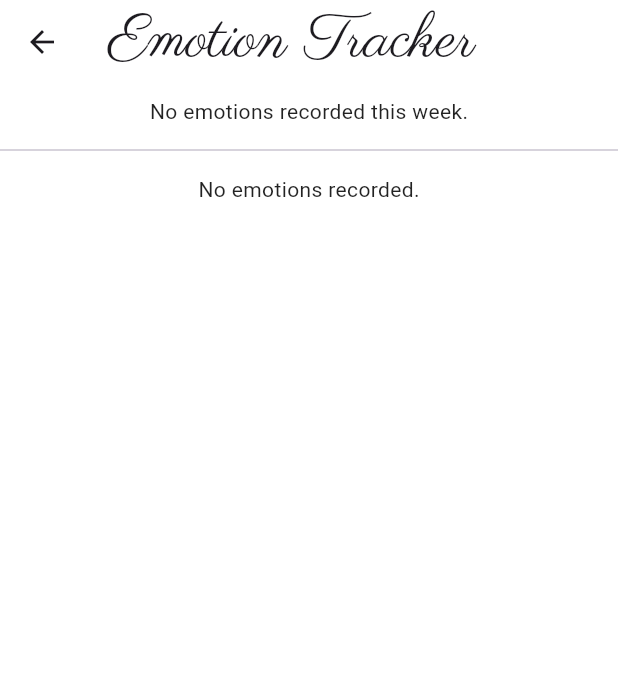
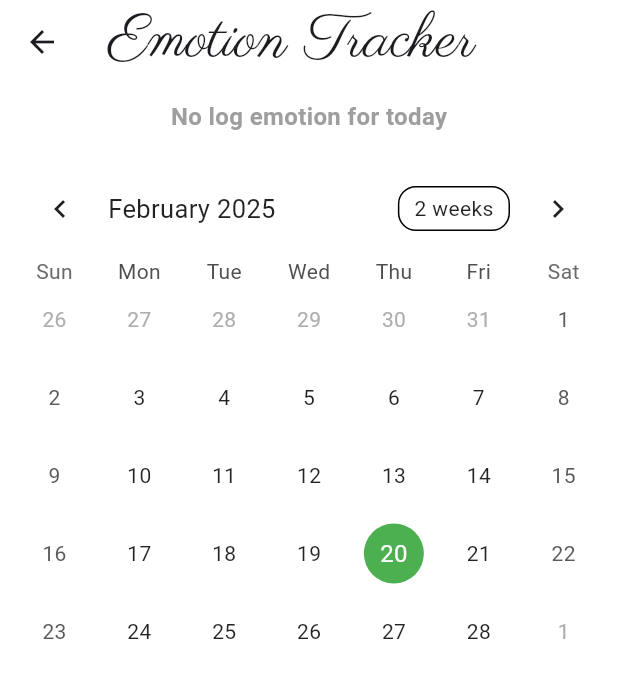
Before and after one commit to ArleneDacs/InnerU, a Flutter app: the EmotionTrackerPage screen opened by its route, on a phone screen of 412 x 824 dp. Shown: the top 678 px of the screen. Run offline on Flutter 3.47's test engine with Material 3 defaults, Android fonts, the phone set to English and light mode, and no system bars; drawn by our look-alikes of table_calendar; our stand-ins replace audioplayers, cloud_firestore, curved_navigation_bar, firebase_auth, firebase_core, google_fonts and 7 more; accounts and stored records are empty; Roboto replaces fonts that are missing (Puritan).

Commit message:
emotion tracker

```diff
--- a/lib/src/features/authentication/screen/dashboard/emotion_tracker.dart
+++ b/lib/src/features/authentication/screen/dashboard/emotion_tracker.dart
@@ -1,7 +1,7 @@
 import 'package:flutter/material.dart';
 import 'package:cloud_firestore/cloud_firestore.dart';
 import 'package:firebase_auth/firebase_auth.dart';
-import 'package:fl_chart/fl_chart.dart';
+import 'package:table_calendar/table_calendar.dart';
 
 class EmotionTrackerPage extends StatefulWidget {
   @override
@@ -11,43 +11,109 @@ class EmotionTrackerPage extends StatefulWidget {
 class _EmotionTrackerPageState extends State<EmotionTrackerPage> {
   final FirebaseAuth _auth = FirebaseAuth.instance;
   final FirebaseFirestore _firestore = FirebaseFirestore.instance;
+  Map<DateTime, String> _emotionsByDay = {};
+  String? _todayEmotion;
 
-  // Query for all emotions for the user (no date filtering)
-  Stream<QuerySnapshot> _allEmotionsStream(String uid) {
-    return _firestore
-        .collection('emotions')
-        .where('userId', isEqualTo: uid)
-        .orderBy('date', descending: true)
-        .snapshots();
+  @override
+  void initState() {
+    super.initState();
+    _fetchEmotions();
   }
 
-  // Query for emotions in the past 7 days
-  Stream<QuerySnapshot> _weekEmotionsStream(String uid) {
-    DateTime oneWeekAgo = DateTime.now().subtract(Duration(days: 7));
-    return _firestore
-        .collection('emotions')
-        .where('userId', isEqualTo: uid)
-        .where('date', isGreaterThanOrEqualTo: Timestamp.fromDate(oneWeekAgo))
-        .orderBy('date', descending: true)
-        .snapshots();
+  /// Fetch emotions from Firestore and update calendar
+  void _fetchEmotions() {
+    User? user = _auth.currentUser;
+    if (user == null) {
+      print("❌ User not logged in.");
+      return;
     }
 
-  // Helper function to format date values safely.
-  String _getFormattedDate(dynamic dateValue) {
-    if (dateValue == null) {
-      return 'No date';
-    }
-    if (dateValue is Timestamp) {
-      return dateValue.toDate().toString();
-    }
-    if (dateValue is String) {
-      try {
-        return DateTime.parse(dateValue).toString();
-      } catch (e) {
-        return dateValue;
+    _firestore
+        .collection('emotions')
+        .where('userId', isEqualTo: user.uid)
+        .snapshots()
+        .listen((snapshot) {
+      Map<DateTime, String> emotionsData = {};
+      DateTime today = _normalizeDate(DateTime.now());
+      String? todayEmotion;
+
+      print("🔥 Checking Firestore Data for user: ${user.uid}");
+      print("📆 Today's normalized date: $today");
+
+      for (var doc in snapshot.docs) {
+        var data = doc.data();
+        DateTime normalizedDate = _parseFirestoreDate(data['date']);
+        String emotionType =
+            data['emotion'] != null ? data['emotion'] as String : 'Unknown';
+
+        print(
+            "📅 Firestore Record: ${data['date']} → Normalized: $normalizedDate, Emotion: $emotionType");
+
+        emotionsData[normalizedDate] = emotionType;
+
+        // Check if today's emotion exists
+        if (normalizedDate.isAtSameMomentAs(today)) {
+          todayEmotion = emotionType;
+          print("✅ Found Emotion for Today: $todayEmotion");
         }
       }
-    return dateValue.toString();
+
+      setState(() {
+        _emotionsByDay = emotionsData;
+        _todayEmotion = todayEmotion;
+      });
+
+      print("🔵 Final Today's Emotion: $_todayEmotion");
+      print("📌 All Emotions in Calendar: $_emotionsByDay");
+    });
+  }
+
+  /// Convert Firestore string date to DateTime
+  DateTime _parseFirestoreDate(String dateString) {
+    try {
+      DateTime parsedDate = DateTime.parse(dateString);
+      return DateTime(parsedDate.year, parsedDate.month, parsedDate.day);
+    } catch (e) {
+      print("❌ Error parsing date: $dateString");
+      return DateTime.now();
+    }
+  }
+
+  /// Normalize DateTime to remove time components
+  DateTime _normalizeDate(DateTime date) {
+    return DateTime(date.year, date.month, date.day);
+  }
+
+  /// Get color for emotion type
+  Color _getColorForEmotion(String emotion) {
+    switch (emotion.toLowerCase()) {
+      case 'happy':
+        return Colors.yellow;
+      case 'sad':
+        return Colors.blue;
+      case 'angry':
+        return Colors.red;
+      case 'neutral':
+        return Colors.orange;
+      default:
+        return Colors.grey;
+    }
+  }
+
+  /// Get emoji for emotion type
+  String _getEmojiForEmotion(String emotion) {
+    switch (emotion.toLowerCase()) {
+      case 'happy':
+        return '😊';
+      case 'sad':
+        return '😢';
+      case 'angry':
+        return '😡';
+      case 'neutral':
+        return '😐';
+      default:
+        return '❓';
+    }
   }
 
   @override
@@ -64,177 +130,87 @@ class _EmotionTrackerPageState extends State<EmotionTrackerPage> {
       appBar: AppBar(
         title: Text('Emotion Tracker'),
       ),
-      body: SingleChildScrollView(
-        child: Column(
+      body: Column(
         children: [
-            // Weekly Emotion Chart Section (Line Chart)
+          // Display today's emotion
+          if (_todayEmotion != null) ...[
             Padding(
-              padding: const EdgeInsets.all(8.0),
-              child: StreamBuilder<QuerySnapshot>(
-                stream: _weekEmotionsStream(user.uid),
-                builder: (context, snapshot) {
-                  if (snapshot.connectionState == ConnectionState.waiting) {
-                    return Center(child: CircularProgressIndicator());
-                  } else if (snapshot.hasError) {
-                    return Center(
-                        child: Text(
-                            'Error fetching week emotions: ${snapshot.error}'));
-                  } else if (!snapshot.hasData || snapshot.data!.docs.isEmpty) {
-                    return Center(
-                        child: Text('No emotions recorded this week.'));
-                  }
-                  // Pass the documents to the chart widget
-                  return WeeklyEmotionLineChart(docs: snapshot.data!.docs);
-                },
+              padding: const EdgeInsets.all(10.0),
+              child: Row(
+                mainAxisAlignment: MainAxisAlignment.center,
+                children: [
+                  Text(
+                    "Today's Emotion: ",
+                    style: TextStyle(fontSize: 18, fontWeight: FontWeight.bold),
                   ),
-            ),
-            Divider(),
-            // All Emotions List Section
-            Padding(
-              padding: const EdgeInsets.all(8.0),
-              child: StreamBuilder<QuerySnapshot>(
-                stream: _allEmotionsStream(user.uid),
-                builder: (context, snapshot) {
-                  if (snapshot.connectionState == ConnectionState.waiting) {
-                    return Center(child: CircularProgressIndicator());
-                  } else if (snapshot.hasError) {
-                    return Center(
-                        child:
-                            Text('Error fetching emotions: ${snapshot.error}'));
-                  } else if (!snapshot.hasData || snapshot.data!.docs.isEmpty) {
-                    return Center(child: Text('No emotions recorded.'));
-                  }
-
-                  List<Map<String, dynamic>> emotions = snapshot.data!.docs
-                      .map((doc) => doc.data() as Map<String, dynamic>)
-                      .toList();
-
-                  return ListView.builder(
-                    shrinkWrap: true, // Needed inside SingleChildScrollView
-                    physics:
-                        NeverScrollableScrollPhysics(), // Disable inner scrolling
-                    itemCount: emotions.length,
-                    itemBuilder: (context, index) {
-                      var emotion = emotions[index];
-                      return ListTile(
-                        leading: Icon(Icons.mood),
-                        title: Text(emotion['emotion'] ?? 'Unknown'),
-                        subtitle: Text(
-                          "Date: ${_getFormattedDate(emotion['date'])}",
-                        ),
-                      );
-                    },
-                  );
-                },
-              ),
+                  Text(
+                    _getEmojiForEmotion(_todayEmotion!) + " " + _todayEmotion!,
+                    style: TextStyle(fontSize: 18),
                   ),
                 ],
               ),
             ),
+          ] else ...[
+            Padding(
+              padding: const EdgeInsets.all(10.0),
+              child: Text(
+                "No log emotion for today",
+                style: TextStyle(
+                    fontSize: 16,
+                    fontWeight: FontWeight.bold,
+                    color: Colors.grey),
+              ),
+            ),
+          ],
+
+          // Calendar
+          Expanded(
+            child: Padding(
+              padding: const EdgeInsets.all(8.0),
+              child: TableCalendar(
+                focusedDay: DateTime.now(),
+                firstDay: DateTime.utc(2020, 1, 1),
+                lastDay: DateTime.utc(2030, 12, 31),
+                calendarBuilders: CalendarBuilders(
+                  defaultBuilder: (context, date, _) {
+                    DateTime normalizedDate =
+                        DateTime(date.year, date.month, date.day);
+                    if (_emotionsByDay.containsKey(normalizedDate)) {
+                      String emotion = _emotionsByDay[normalizedDate]!;
+
+                      return Stack(
+                        alignment: Alignment.center,
+                        children: [
+                          Container(
+                            decoration: BoxDecoration(
+                              color: _getColorForEmotion(emotion),
+                              shape: BoxShape.circle,
+                            ),
+                            width: 35,
+                            height: 35,
+                          ),
+                          Text(
+                            _getEmojiForEmotion(emotion),
+                            style: TextStyle(fontSize: 18),
+                          ),
+                        ],
                       );
                     }
-}
-
-/// Widget that builds a line chart for the past week's emotions.
-/// It aggregates emotions by type and plots their counts.
-class WeeklyEmotionLineChart extends StatelessWidget {
-  final List<DocumentSnapshot> docs;
-
-  const WeeklyEmotionLineChart({Key? key, required this.docs})
-      : super(key: key);
-
-  @override
-  Widget build(BuildContext context) {
-    // Aggregate emotion counts
-    Map<String, int> emotionCounts = {};
-    for (var doc in docs) {
-      String emotion = doc['emotion'] ?? 'Unknown';
-      emotionCounts[emotion] = (emotionCounts[emotion] ?? 0) + 1;
-    }
-
-    // Prepare the data for the line chart
-    // Sort the emotions to keep consistent order.
-    List<String> emotionLabels = emotionCounts.keys.toList()..sort();
-    List<FlSpot> spots = [];
-    for (int i = 0; i < emotionLabels.length; i++) {
-      spots.add(
-          FlSpot(i.toDouble(), emotionCounts[emotionLabels[i]]!.toDouble()));
-    }
-
-    return Card(
-      elevation: 4,
-      shape: RoundedRectangleBorder(borderRadius: BorderRadius.circular(12)),
-      child: Container(
-        padding: EdgeInsets.all(16),
-        height: 300,
-        child: Column(
-          children: [
-            Text(
-              "Weekly Emotion Distribution (Line Chart)",
-              style: TextStyle(fontSize: 18, fontWeight: FontWeight.bold),
-            ),
-            SizedBox(height: 16),
-            Expanded(
-              child: LineChart(
-                LineChartData(
-                  minY: 0,
-                  maxY: _findMaxY(spots),
-                  gridData: FlGridData(show: true),
-                  titlesData: FlTitlesData(
-                    bottomTitles: AxisTitles(
-                      sideTitles: SideTitles(
-                        showTitles: true,
-                        getTitlesWidget: (double value, TitleMeta meta) {
-                          int index = value.toInt();
-                          if (index < 0 || index >= emotionLabels.length)
-                            return Container();
-                          return SideTitleWidget(
-                            meta: meta,
-                            child: Text(emotionLabels[index]),
-                          );
+                    return null;
                   },
                 ),
-                    ),
-                    leftTitles: AxisTitles(
-                      sideTitles: SideTitles(showTitles: true),
-                    ),
-                    topTitles: AxisTitles(
-                      sideTitles: SideTitles(showTitles: false),
-                    ),
-                    rightTitles: AxisTitles(
-                      sideTitles: SideTitles(showTitles: false),
+                calendarStyle: CalendarStyle(
+                  markersMaxCount: 0, // Disable default gray markers
+                  todayDecoration: BoxDecoration(
+                    color: Colors.green,
+                    shape: BoxShape.circle,
                   ),
                 ),
-                  borderData: FlBorderData(
-                    show: true,
-                    border: Border.all(color: Colors.black26),
-                  ),
-                  lineBarsData: [
-                    LineChartBarData(
-                      spots: spots,
-                      isCurved: true,
-                      barWidth: 3,
-                      color: Colors.blue,
-                      dotData: FlDotData(show: true),
-                    ),
-                  ],
               ),
             ),
           ),
         ],
       ),
-      ),
     );
   }
-
-  double _findMaxY(List<FlSpot> spots) {
-    double maxY = 0;
-    for (var spot in spots) {
-      if (spot.y > maxY) {
-        maxY = spot.y;
 }
-    }
-    // Add a little extra space for visual padding
-    return maxY + 1;
-  }
-}
--- a/pubspec.yaml
+++ b/pubspec.yaml
@@ -55,6 +55,7 @@ dependencies:
   flutter_staggered_grid_view: ^0.7.0
   google_sign_in: ^5.4.3
   fl_chart: 0.70.2
+  table_calendar: ^3.2.0
 
 
 
```
Also changed, not shown: lib/src/features/authentication/screen/forget_password/forgotpassword_mail/forgotpasswordmail.dart (+16 -8 lines), pubspec.lock. Lines whose indentation alone changed are shown as unchanged.
